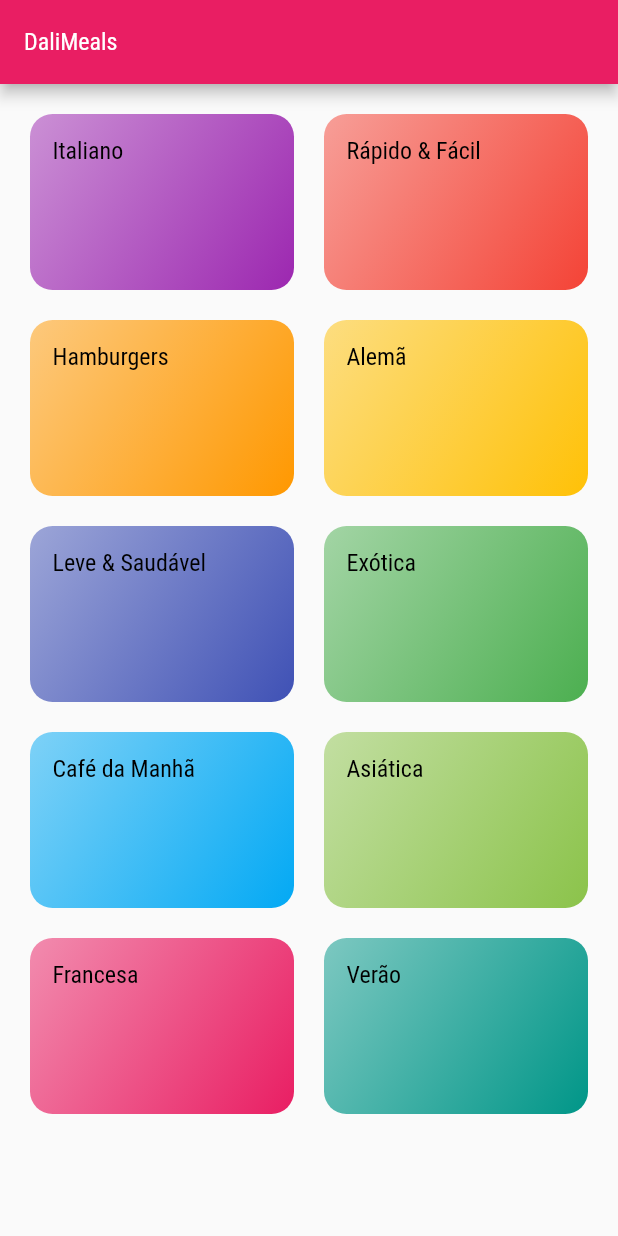
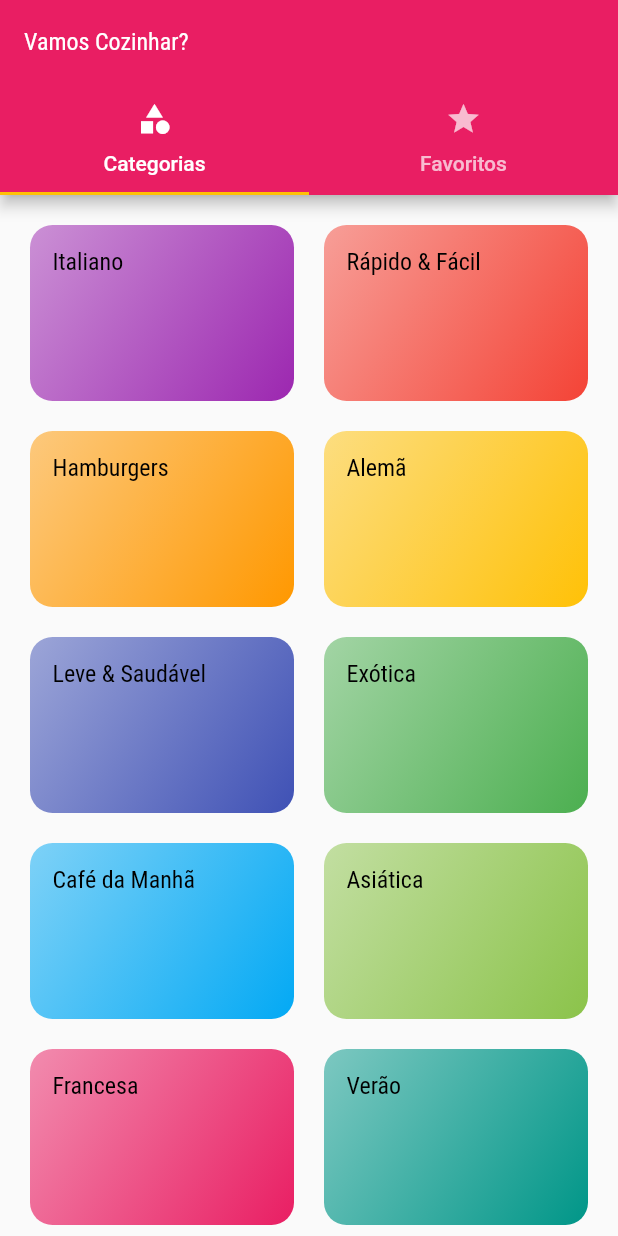
Before and after one commit to luwanhika/Multiplas-telas, a Flutter app: the screen it shows after launch, on a phone screen of 412 x 824 dp. Run offline on Flutter 3.47's test engine with Material 2 defaults, Android fonts, the phone set to English and light mode, and no system bars.

Commit message:
Adicionando um tab bar

```diff
--- a/lib/main.dart
+++ b/lib/main.dart
@@ -2,6 +2,7 @@
 import 'package:multiplas/screens/categories_meals_screen.dart';
 import 'package:multiplas/screens/categories_screens.dart';
 import 'package:multiplas/screens/meal_detail_screen.dart';
+import 'package:multiplas/screens/tabs_screen.dart';
 import 'package:multiplas/utils/app_routes.dart';
 
 void main() => runApp(MyApp());
@@ -29,7 +30,7 @@
         ),
       ),
       routes: {
-        AppRoutes.home: (ctx) => const CategoriesScreen(),
+        AppRoutes.home: (ctx) => const TabsScreen(),
         AppRoutes.categoriesMeals: (ctx) => const CategoriesMealsScreen(),
         AppRoutes.mealDetail: (ctx) => const MealDatailScreen(),
       },
--- a/lib/screens/categories_screens.dart
+++ b/lib/screens/categories_screens.dart
@@ -7,11 +7,7 @@
 
   @override
   Widget build(BuildContext context) {
-    return Scaffold(
-      appBar: AppBar(
-        title: const Text('DaliMeals'),
-      ),
-      body: GridView(
+    return GridView(
       padding: const EdgeInsets.all(20),
       gridDelegate: const SliverGridDelegateWithMaxCrossAxisExtent(
         maxCrossAxisExtent: 200,
@@ -22,7 +18,6 @@
       children: dummyCategory.map((cat) {
         return CategoryItem(cat);
       }).toList(),
-      ),
     );
   }
 }
--- /dev/null
+++ b/lib/screens/favorite_screen.dart
@@ -0,0 +1,12 @@
+import 'package:flutter/material.dart';
+
+class FavoriteScreen extends StatelessWidget {
+  const FavoriteScreen({Key? key}) : super(key: key);
+
+  @override
+  Widget build(BuildContext context) {
+    return const Center(
+      child: Text('Minhas Refeições Favoritas!'),
+    );
+  }
+}
--- /dev/null
+++ b/lib/screens/tabs_screen.dart
@@ -0,0 +1,38 @@
+import 'package:flutter/material.dart';
+import 'package:multiplas/screens/categories_screens.dart';
+import 'package:multiplas/screens/favorite_screen.dart';
+
+class TabsScreen extends StatelessWidget {
+  const TabsScreen({Key? key}) : super(key: key);
+
+  @override
+  Widget build(BuildContext context) {
+    return DefaultTabController(
+      length: 2,
+      // initialIndex: 0,
+      child: Scaffold(
+        appBar: AppBar(
+          title: const Text('Vamos Cozinhar?'),
+          bottom: const TabBar(
+            tabs: [
+              Tab(
+                icon: Icon(Icons.category),
+                text: 'Categorias',
+              ),
+              Tab(
+                icon: Icon(Icons.star),
+                text: 'Favoritos',
+              ),
+            ],
+          ),
+        ),
+        body: const TabBarView(
+          children: [
+            CategoriesScreen(),
+            FavoriteScreen(),
+          ],
+        ),
+      ),
+    );
+  }
+}
```
Lines whose indentation alone changed are shown as unchanged.
